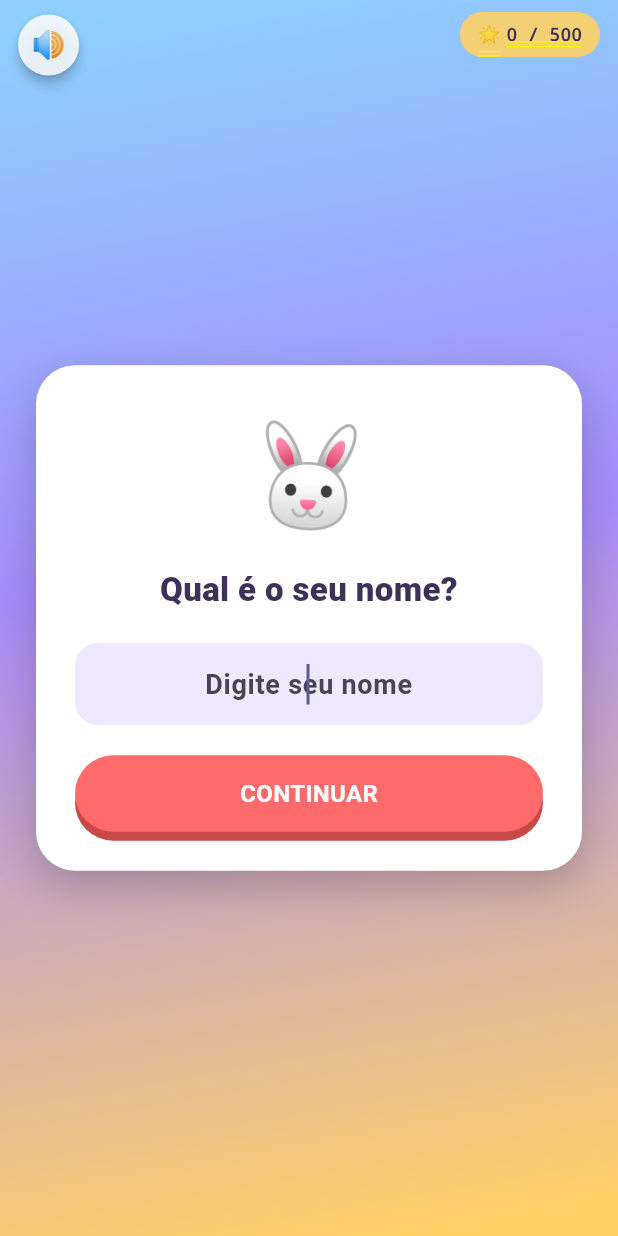
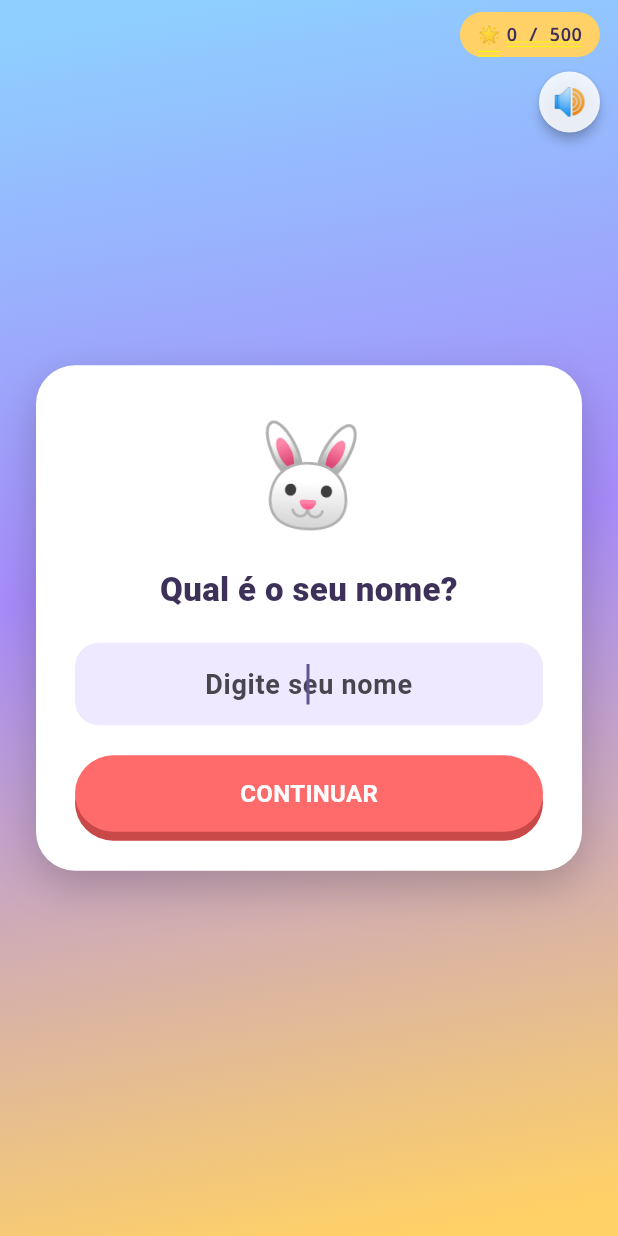
Before and after one commit to janseysilva/espertinhos, a Flutter app: the screen it shows after launch, on a phone screen of 412 x 824 dp. Run offline on Flutter 3.47's test engine with Material 3 defaults, Android fonts, the phone set to English and light mode, and no system bars; our stand-ins replace audioplayers, cloud_firestore, confetti, firebase_auth, firebase_core, flutter_tts and 3 more; accounts and stored records are empty; network calls fail.

Commit message:
Move som e voz pro lado direito; testa fundo opaco nas estrelas
- Botão de som (mudo) e botão de voz saem do canto esquerdo e vão
  pro direito, empilhados abaixo do contador de estrelas — no jogo,
  o som estava sobrepondo o botão "Voltar" de cada fase, que também
  fica no canto esquerdo.
- Fundo do balão das estrelas virou opaco (sem transparência), como
  mais uma tentativa de eliminar o traço que seguia aparecendo ali
  mesmo depois de separar emoji e texto — cor semitransparente e
  colorida (diferente do resto dos botões, que usam branco) é mais
  propensa a esse tipo de artefato de desenho em alguns aparelhos.

```diff
--- a/lib/app.dart
+++ b/lib/app.dart
@@ -33,16 +33,19 @@ class EspertinhosApp extends StatelessWidget {
           return Stack(
             children: [
               if (child != null) child,
-              const Align(
-                alignment: Alignment.topLeft,
-                child: MuteButton(),
-              ),
               Align(
                 alignment: Alignment.topRight,
                 child: SafeArea(
                   child: Padding(
                     padding: const EdgeInsets.only(top: 8, right: 12),
-                    child: StarCounterBadge(),
+                    child: Column(
+                      crossAxisAlignment: CrossAxisAlignment.end,
+                      children: const [
+                        StarCounterBadge(),
+                        SizedBox(height: 8),
+                        MuteButton(),
+                      ],
+                    ),
                   ),
                 ),
               ),
--- a/lib/screens/home_screen.dart
+++ b/lib/screens/home_screen.dart
@@ -308,10 +308,10 @@ class HomeScreen extends StatelessWidget {
               ),
             ),
             Align(
-              alignment: Alignment.topLeft,
+              alignment: Alignment.topRight,
               child: SafeArea(
                 child: Padding(
-                  padding: const EdgeInsets.only(top: 56, left: 12),
+                  padding: const EdgeInsets.only(top: 100, right: 12),
                   child: Material(
                     color: Colors.white.withValues(alpha: 0.85),
                     shape: const CircleBorder(),
--- a/lib/widgets/mute_button.dart
+++ b/lib/widgets/mute_button.dart
@@ -3,18 +3,18 @@ import 'package:provider/provider.dart';
 
 import '../services/music_service.dart';
 
-/// Botão 🔊/🔇 fixo no canto superior esquerdo, visível em qualquer tela
-/// (inclusive durante os jogos, pra dar pra mutar a qualquer momento).
+/// Botão 🔊/🔇 — fica no canto superior direito, abaixo do contador de
+/// estrelas (posicionamento feito por quem usa o widget, em [app.dart]).
+/// Visível em qualquer tela, inclusive durante os jogos, pra dar pra mutar
+/// a qualquer momento — fica no lado direito pra não brigar com o botão
+/// "Voltar" de cada jogo, que fica no canto esquerdo.
 class MuteButton extends StatelessWidget {
   const MuteButton({super.key});
 
   @override
   Widget build(BuildContext context) {
     final music = context.watch<MusicService>();
-    return SafeArea(
-      child: Padding(
-        padding: const EdgeInsets.only(top: 8, left: 12),
-        child: Material(
+    return Material(
       color: Colors.white.withValues(alpha: 0.85),
       shape: const CircleBorder(),
       elevation: 3,
@@ -29,8 +29,6 @@ class MuteButton extends StatelessWidget {
           ),
         ),
       ),
-        ),
-      ),
     );
   }
 }
--- a/lib/widgets/star_counter_badge.dart
+++ b/lib/widgets/star_counter_badge.dart
@@ -18,14 +18,17 @@ class StarCounterBadge extends StatelessWidget {
         final total = snap.data ?? 0;
         return Container(
           padding: const EdgeInsets.symmetric(horizontal: 12, vertical: 8),
-          decoration: BoxDecoration(
-            color: AppColors.gold.withValues(alpha: 0.9),
-            borderRadius: BorderRadius.circular(999),
+          decoration: const BoxDecoration(
+            color: AppColors.gold,
+            borderRadius: BorderRadius.all(Radius.circular(999)),
           ),
           // Emoji e número em Text separados (não numa string só) — juntos
           // numa única peça de texto em negrito, alguns celulares (ex:
           // Xiaomi/MIUI) desenhavam um traço embaixo por confusão de fonte
-          // na hora de misturar o emoji com o texto.
+          // na hora de misturar o emoji com o texto. Cor de fundo também
+          // virou opaca (sem transparência) — uma cor semitransparente
+          // colorida (diferente do resto dos botões do app, que usam
+          // branco) é mais propensa a esse tipo de artefato de desenho.
           child: Row(
             mainAxisSize: MainAxisSize.min,
             children: [
```
Lines whose indentation alone changed are shown as unchanged.
